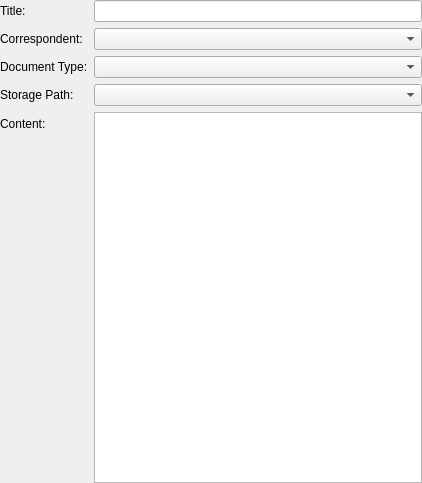
This is src/ui/documentedit.ui in kaniol-lck/Paperless-Client as Qt 5 draws it before an edit. The edited form follows.
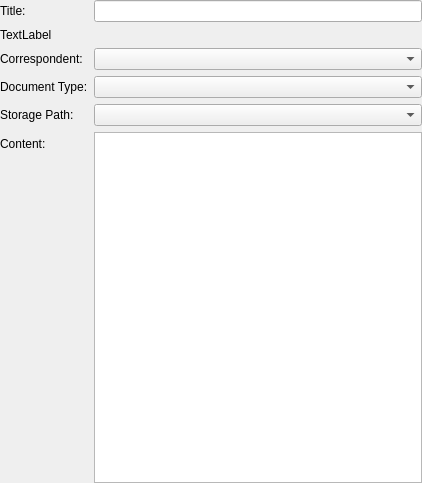
This is the edited form.

What changed in the file:
```diff
--- a/src/ui/documentedit.ui
+++ b/src/ui/documentedit.ui
@@ -28,44 +28,44 @@
    </property>
    <item>
     <layout class="QFormLayout" name="formLayout">
-     <item row="1" column="0">
+     <item row="2" column="0">
       <widget class="QLabel" name="label">
        <property name="text">
         <string>Correspondent:</string>
        </property>
       </widget>
      </item>
-     <item row="1" column="1">
+     <item row="2" column="1">
       <widget class="QComboBox" name="correspondentSelect"/>
      </item>
-     <item row="2" column="0">
+     <item row="3" column="0">
       <widget class="QLabel" name="label_2">
        <property name="text">
         <string>Document Type:</string>
        </property>
       </widget>
      </item>
-     <item row="2" column="1">
+     <item row="3" column="1">
       <widget class="QComboBox" name="documentTypeSelect"/>
      </item>
-     <item row="3" column="0">
+     <item row="4" column="0">
       <widget class="QLabel" name="label_3">
        <property name="text">
         <string>Storage Path:</string>
        </property>
       </widget>
      </item>
-     <item row="3" column="1">
+     <item row="4" column="1">
       <widget class="QComboBox" name="storagePathSelect"/>
      </item>
-     <item row="4" column="0">
+     <item row="5" column="0">
       <widget class="QLabel" name="label_4">
        <property name="text">
         <string>Content:</string>
        </property>
       </widget>
      </item>
-     <item row="4" column="1">
+     <item row="5" column="1">
       <widget class="QTextEdit" name="content"/>
      </item>
      <item row="0" column="0">
@@ -78,6 +78,16 @@
      <item row="0" column="1">
       <widget class="QLineEdit" name="title"/>
      </item>
+     <item row="1" column="0">
+      <widget class="QLabel" name="label_6">
+       <property name="text">
+        <string>TextLabel</string>
+       </property>
+      </widget>
+     </item>
+     <item row="1" column="1">
+      <widget class="QWidget" name="tagswidget" native="true"/>
+     </item>
     </layout>
    </item>
   </layout>
```
